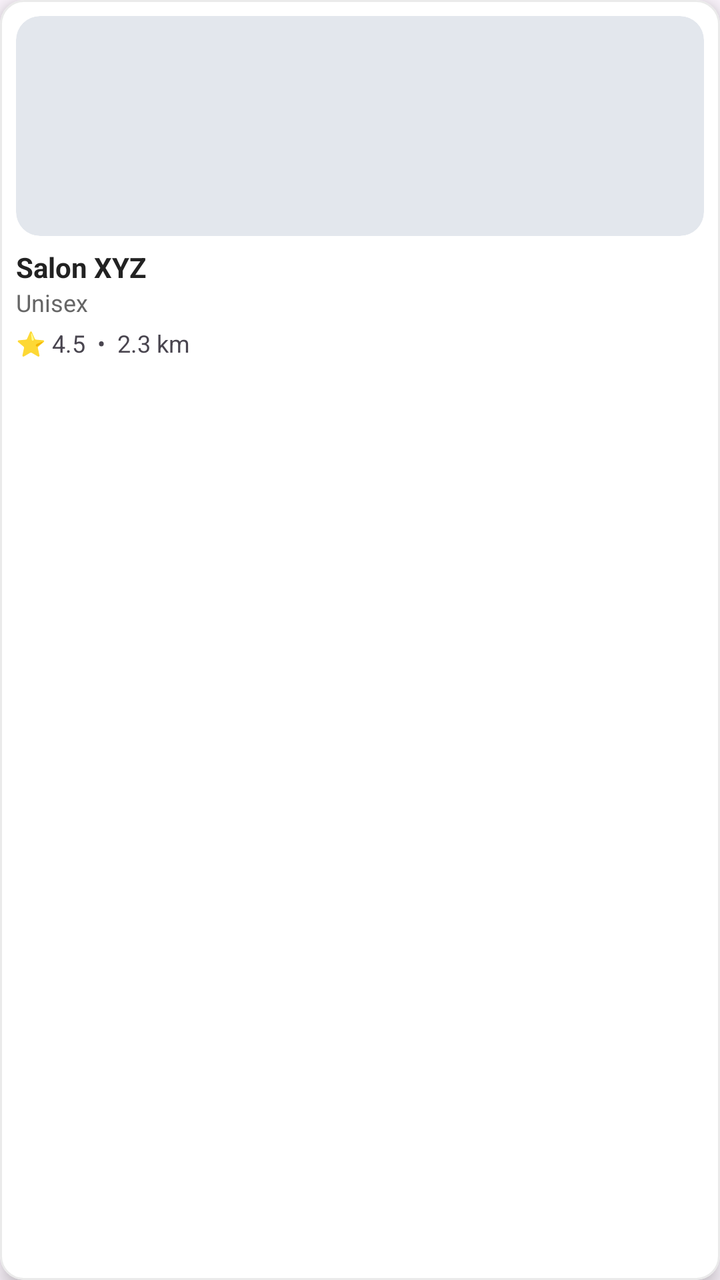
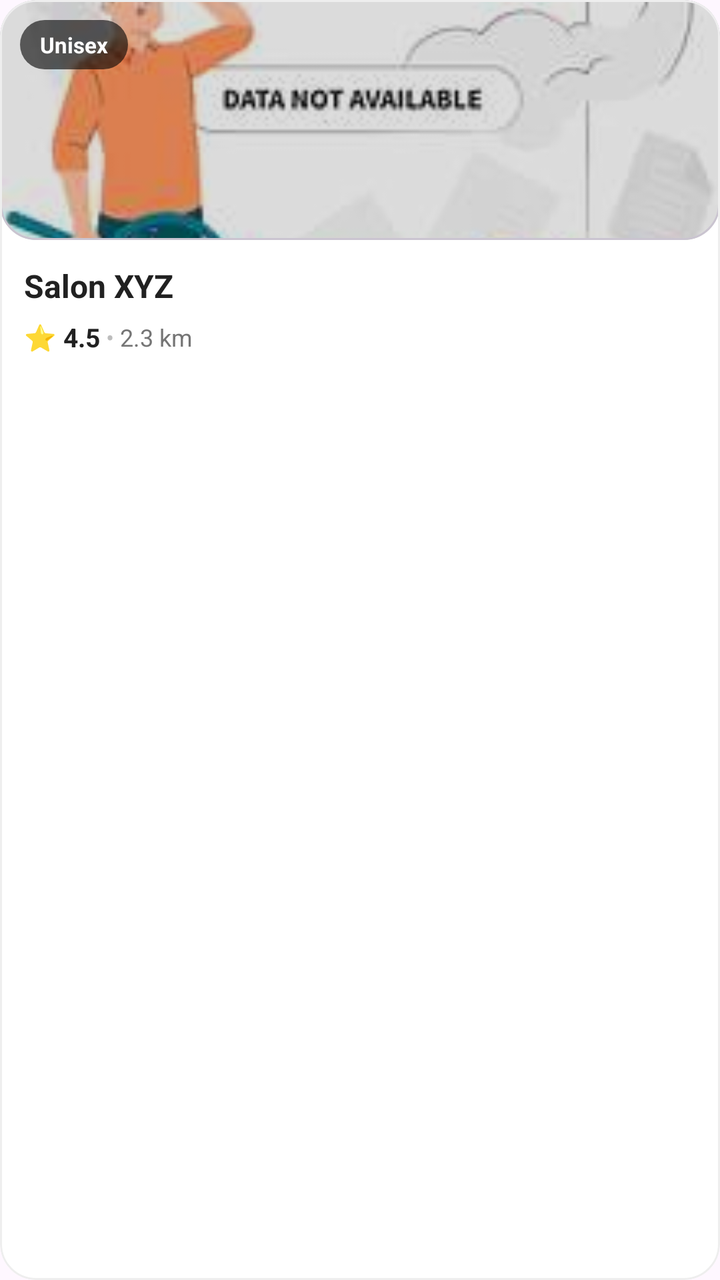

Screens rendered from an Android XML layout before and after an edit, with the pre-edit source and the edit as a unified diff.
<!-- AndroidManifest.xml: application theme Theme.TheKaincheeUser -->
<!-- res/layout/item_parlour_horizontal.xml -->
<?xml version="1.0" encoding="utf-8"?>
<com.google.android.material.card.MaterialCardView xmlns:android="http://schemas.android.com/apk/res/android"
    android:layout_width="160dp"
    android:layout_height="wrap_content"
    xmlns:app="http://schemas.android.com/apk/res-auto"
    android:orientation="vertical"
    app:cardCornerRadius="12dp"
    app:cardElevation="6dp"
    app:strokeWidth="1dp"
    app:strokeColor="#EAEAEA"
    android:clickable="true"
    android:focusable="true"
    app:cardBackgroundColor="@android:color/white"
    android:layout_marginEnd="16dp"
    android:foreground="?attr/selectableItemBackground"
    app:rippleColor="?attr/colorControlHighlight">

    <LinearLayout
        android:layout_width="match_parent"
        android:layout_height="wrap_content"
        android:orientation="vertical"
        android:padding="8dp">

        

        <com.google.android.material.card.MaterialCardView
            android:layout_width="match_parent"
            android:layout_height="110dp"
            app:cardCornerRadius="12dp"
            app:strokeWidth="0dp">
            <ImageView
                android:id="@+id/ivParlour"
                android:layout_width="match_parent"
                android:layout_height="match_parent"
                android:scaleType="centerCrop"/>
        </com.google.android.material.card.MaterialCardView>


        
        <TextView

            android:id="@+id/tvName"
            android:layout_width="match_parent"
            android:layout_height="wrap_content"
            android:text="Salon XYZ"
            android:textSize="14sp"
            android:textStyle="bold"
            android:textColor="#222222"
            android:maxLines="1"
            android:ellipsize="end"
            android:layout_marginTop="6dp"/>

        
        <TextView
            android:layout_width="match_parent"
            android:layout_height="wrap_content"
            android:id="@+id/tvType"
            android:text="Unisex"
            android:textSize="12sp"
            android:textColor="#666666"
            android:gravity="center_vertical"/>

        
        <LinearLayout
            android:layout_width="match_parent"
            android:layout_height="wrap_content"
            android:orientation="horizontal"
            android:layout_marginTop="4dp">

            <TextView
                android:layout_width="wrap_content"
                android:layout_height="wrap_content"
                android:id="@+id/tvRating"
                android:text="⭐ 4.5"
                android:textSize="12sp"/>

            <TextView
                android:layout_width="wrap_content"
                android:layout_height="wrap_content"
                android:text="  •  "
                android:textSize="12sp"/>

            <TextView
                android:layout_width="wrap_content"
                android:layout_height="wrap_content"
                android:id="@+id/tvDistance"
                android:text="2.3 km"
                android:textSize="12sp"/>

        </LinearLayout>

    </LinearLayout>

</com.google.android.material.card.MaterialCardView>
<!-- resources referenced by this layout -->
<resources>
  <style name="Theme.TheKaincheeUser" parent="Base.Theme.TheKaincheeUser" />
  <style name="Base.Theme.TheKaincheeUser" parent="Theme.Material3.DayNight.NoActionBar">
          
          
          <item name="colorPrimary">@color/primaryColor</item>
      </style>
  <color name="primaryColor">#00695C</color>
</resources>

<!-- the commit's change to res/layout/item_parlour_horizontal.xml (unified diff, before → after) -->
@@ -1,91 +1,128 @@
 <?xml version="1.0" encoding="utf-8"?>
-<com.google.android.material.card.MaterialCardView xmlns:android="http://schemas.android.com/apk/res/android"
-    android:layout_width="160dp"
+<com.google.android.material.card.MaterialCardView
+    xmlns:android="http://schemas.android.com/apk/res/android"
+    xmlns:app="http://schemas.android.com/apk/res-auto"
+    android:layout_width="170dp"
     android:layout_height="wrap_content"
-    xmlns:app="http://schemas.android.com/apk/res-auto"
-    android:orientation="vertical"
-    app:cardCornerRadius="12dp"
-    app:cardElevation="6dp"
-    app:strokeWidth="1dp"
-    app:strokeColor="#EAEAEA"
+    android:layout_marginEnd="14dp"
+    android:layout_marginVertical="6dp"
     android:clickable="true"
     android:focusable="true"
+    android:foreground="?attr/selectableItemBackground"
     app:cardBackgroundColor="@android:color/white"
-    android:layout_marginEnd="16dp"
-    android:foreground="?attr/selectableItemBackground"
-    app:rippleColor="?attr/colorControlHighlight">
+    app:cardCornerRadius="18dp"
+    app:cardElevation="3dp"
+    app:rippleColor="?attr/colorControlHighlight"
+    app:strokeColor="#EEEEEE"
+    app:strokeWidth="1dp">
 
     <LinearLayout
         android:layout_width="match_parent"
         android:layout_height="wrap_content"
-        android:orientation="vertical"
-        android:padding="8dp">
+        android:orientation="vertical">
 
         
-
         <com.google.android.material.card.MaterialCardView
             android:layout_width="match_parent"
-            android:layout_height="110dp"
-            app:cardCornerRadius="12dp"
-            app:strokeWidth="0dp">
-            <ImageView
-                android:id="@+id/ivParlour"
+            android:layout_height="120dp"
+            app:cardCornerRadius="18dp"
+            app:cardElevation="0dp">
+
+            <FrameLayout
                 android:layout_width="match_parent"
-                android:layout_height="match_parent"
-                android:scaleType="centerCrop"/>
+                android:layout_height="match_parent">
+
+                
+                <ImageView
+                    android:id="@+id/ivParlour"
+                    android:layout_width="match_parent"
+                    android:layout_height="match_parent"
+                    android:scaleType="centerCrop"
+                    android:src="@drawable/ic_no_data"/>
+
+                
+                <View
+                    android:layout_width="match_parent"
+                    android:layout_height="match_parent"
+                    android:background="#22000000"/>
+
+                
+                <LinearLayout
+                    android:layout_width="wrap_content"
+                    android:layout_height="wrap_content"
+                    android:layout_margin="10dp"
+                    android:background="@drawable/bg_trending_chip"
+                    android:gravity="center_vertical"
+                    android:orientation="horizontal"
+                    android:paddingHorizontal="10dp"
+                    android:paddingVertical="5dp">
+
+                    <TextView
+                        android:id="@+id/tvType"
+                        android:layout_width="wrap_content"
+                        android:layout_height="wrap_content"
+                        android:text="Unisex"
+                        android:textColor="@android:color/white"
+                        android:textSize="11sp"
+                        android:textStyle="bold"/>
+                </LinearLayout>
+
+            </FrameLayout>
+
         </com.google.android.material.card.MaterialCardView>
-
-
-        
-        <TextView
-
-            android:id="@+id/tvName"
-            android:layout_width="match_parent"
-            android:layout_height="wrap_content"
-            android:text="Salon XYZ"
-            android:textSize="14sp"
-            android:textStyle="bold"
-            android:textColor="#222222"
-            android:maxLines="1"
-            android:ellipsize="end"
-            android:layout_marginTop="6dp"/>
-
-        
-        <TextView
-            android:layout_width="match_parent"
-            android:layout_height="wrap_content"
-            android:id="@+id/tvType"
-            android:text="Unisex"
-            android:textSize="12sp"
-            android:textColor="#666666"
-            android:gravity="center_vertical"/>
 
         
         <LinearLayout
             android:layout_width="match_parent"
             android:layout_height="wrap_content"
-            android:orientation="horizontal"
-            android:layout_marginTop="4dp">
+            android:orientation="vertical"
+            android:padding="12dp">
 
+            
             <TextView
+                android:id="@+id/tvName"
+                android:layout_width="match_parent"
+                android:layout_height="wrap_content"
+                android:ellipsize="end"
+                android:maxLines="1"
+                android:text="Salon XYZ"
+                android:textColor="#212121"
+                android:textSize="16sp"
+                android:textStyle="bold"/>
+
+            
+            <LinearLayout
                 android:layout_width="wrap_content"
                 android:layout_height="wrap_content"
-                android:id="@+id/tvRating"
-                android:text="⭐ 4.5"
-                android:textSize="12sp"/>
+                android:layout_marginTop="6dp"
+                android:gravity="center_vertical"
+                android:orientation="horizontal">
 
-            <TextView
-                android:layout_width="wrap_content"
-                android:layout_height="wrap_content"
-                android:text="  •  "
-                android:textSize="12sp"/>
+                <TextView
+                    android:id="@+id/tvRating"
+                    android:layout_width="wrap_content"
+                    android:layout_height="wrap_content"
+                    android:text="⭐ 4.5"
+                    android:textColor="#212121"
+                    android:textSize="13sp"
+                    android:textStyle="bold"/>
 
-            <TextView
-                android:layout_width="wrap_content"
-                android:layout_height="wrap_content"
-                android:id="@+id/tvDistance"
-                android:text="2.3 km"
-                android:textSize="12sp"/>
+                <TextView
+                    android:layout_width="wrap_content"
+                    android:layout_height="wrap_content"
+                    android:text=" • "
+                    android:textColor="#BDBDBD"
+                    android:textSize="12sp"/>
+
+                <TextView
+                    android:id="@+id/tvDistance"
+                    android:layout_width="wrap_content"
+                    android:layout_height="wrap_content"
+                    android:text="2.3 km"
+                    android:textColor="#757575"
+                    android:textSize="12sp"/>
+
+            </LinearLayout>
 
         </LinearLayout>
 
<!-- resource entries referenced after the edit -->
@@ -1,5 +1,16 @@
 <!-- resources referenced by this layout -->
 <resources>
+  <!-- drawable bg_trending_chip (drawable) -->
+  <?xml version="1.0" encoding="utf-8"?>
+  <shape xmlns:android="http://schemas.android.com/apk/res/android"
+      android:shape="rectangle">
+  
+      <solid android:color="#99000000"/>
+  
+      <corners android:radius="50dp"/>
+  
+  </shape>
+  <!-- drawable ic_no_data: jpg bitmap (drawable, 8681 bytes) -->
   <style name="Theme.TheKaincheeUser" parent="Base.Theme.TheKaincheeUser" />
   <style name="Base.Theme.TheKaincheeUser" parent="Theme.Material3.DayNight.NoActionBar">
           
